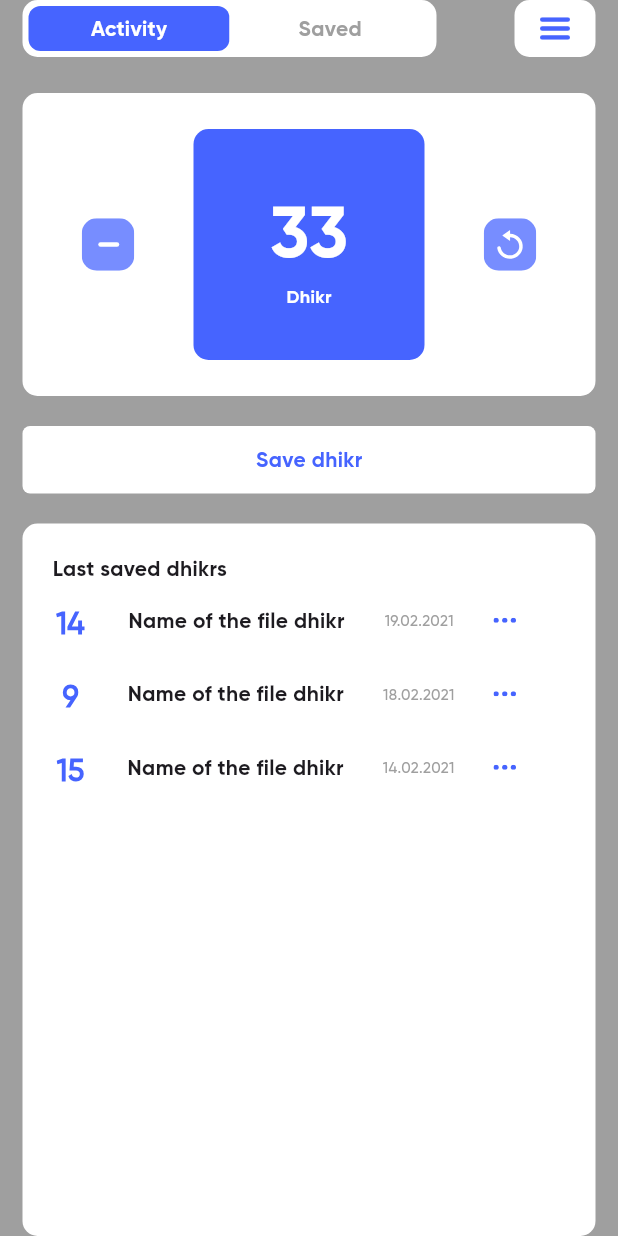
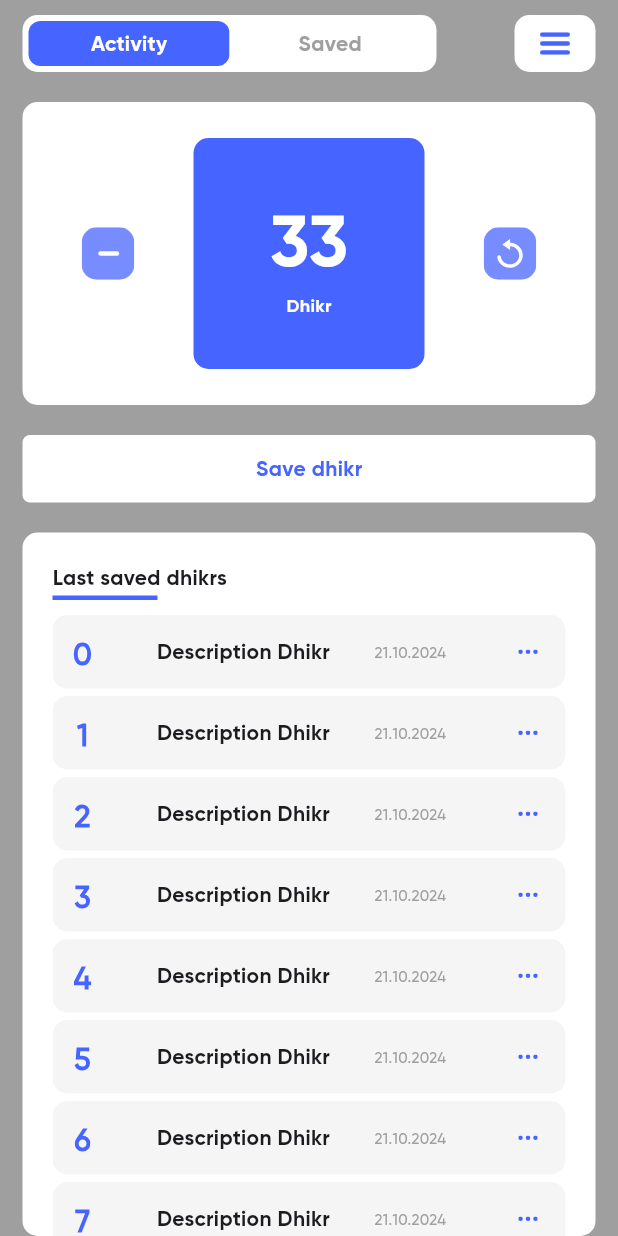
Before and after one commit to siblapin/lessons_new, a Flutter app: the screen it shows after launch, on a phone screen of 412 x 824 dp. Run offline on Flutter 3.47's test engine with Material 3 defaults, Android fonts, the phone set to English and light mode, and no system bars; our stand-ins replace flutter_svg.

Commit message:
ver. 0.03

```diff
--- a/lib/main.dart
+++ b/lib/main.dart
@@ -25,8 +25,9 @@ class Alpha16 extends StatelessWidget {
                   child: Container(
                       child: Column(
                     children: [
+                      SizedBox(height: 10),
                       TopSection(),
-                      SizedBox(height: 24),
+                      SizedBox(height: 20),
                       CounterSection(),
                       SizedBox(height: 20),
                       SaveDhikr(),
--- a/lib/screens/home/database_section.dart
+++ b/lib/screens/home/database_section.dart
@@ -11,7 +11,7 @@ class DatabaseSection extends StatelessWidget {
   Widget build(BuildContext context) {
     return Expanded(
       child: Container(
-        padding: EdgeInsets.all(20),
+        padding: EdgeInsets.only(top: 20, left: 20, right: 20),
         child: Column(
           crossAxisAlignment: CrossAxisAlignment.start,
           children: [
@@ -19,16 +19,22 @@ class DatabaseSection extends StatelessWidget {
               "Last saved dhikrs",
               style: TextStyle(fontSize: 14, fontWeight: FontWeight.bold),
             ),
-            WidgetApp(
-                number: 14,
-                title: 'Name of the file dhikr',
-                date: '19.02.2021'),
-            WidgetApp(
-                number: 9, title: 'Name of the file dhikr', date: '18.02.2021'),
-            WidgetApp(
-                number: 15,
-                title: 'Name of the file dhikr',
-                date: '14.02.2021'),
+            Container(
+              margin: EdgeInsets.only(top: 2, bottom: 10),
+              color: blueCustom,
+              width: 70,
+              height: 3,
+            ),
+            Expanded(
+              child: ListView.builder(
+                  itemCount: 200,
+                  itemBuilder: (context, index) {
+                    return WidgetApp(
+                        number: index,
+                        date: '21.10.2024',
+                        title: 'Description Dhikr');
+                  }),
+            ),
           ],
         ),
         height: 500,
@@ -54,13 +60,16 @@ class WidgetApp extends StatelessWidget {
   @override
   Widget build(BuildContext context) {
     return Container(
-      width: 309,
+      margin: EdgeInsets.only(bottom: 5),
+      decoration: BoxDecoration(
+          color: Colors.grey[100], borderRadius: BorderRadius.circular(10)),
+      width: double.infinity,
       height: 49,
       child: Row(
         mainAxisAlignment: MainAxisAlignment.spaceBetween,
         children: [
           Container(
-              width: 24,
+              width: 40,
               height: 24,
               child: Center(
                   child: Text(
@@ -78,9 +87,9 @@ class WidgetApp extends StatelessWidget {
                   color: greyCustom,
                   fontFamily: 'gilroy-medium')),
           Container(
-            height: 15,
-            width: 15,
-            child: SvgPicture.asset('assets/images/Group4.svg'),
+            height: double.infinity,
+            width: 50,
+            child: Center(child: SvgPicture.asset('assets/images/Group4.svg')),
           )
         ],
       ),
```
